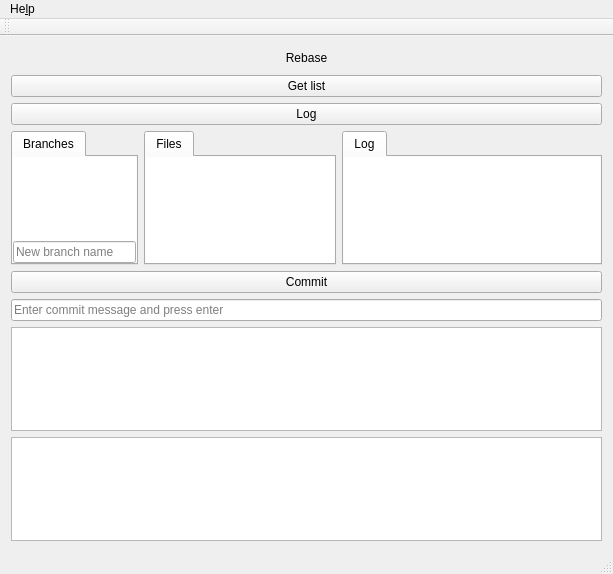
Qt form Git-z/mainwindow.ui (ybznek/git-z) before a commit.
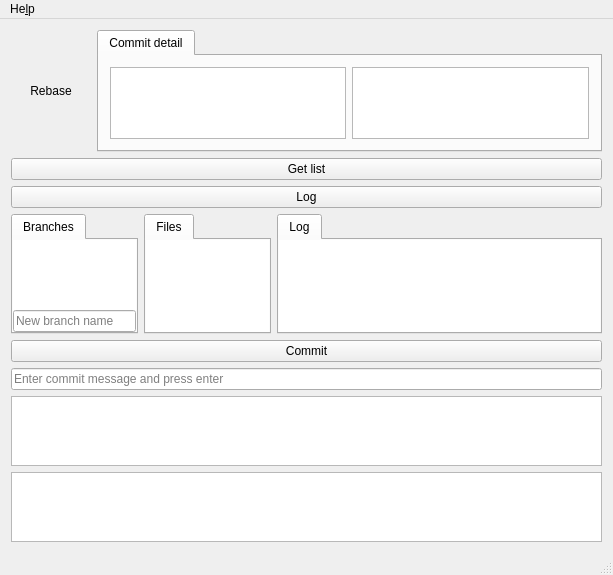
The same form after that commit. Icons and pictures are not drawn.

```diff
--- a/Git-z/mainwindow.ui
+++ b/Git-z/mainwindow.ui
@@ -16,6 +16,8 @@
   <widget class="QWidget" name="centralWidget">
    <layout class="QVBoxLayout" name="verticalLayout">
     <item>
+     <layout class="QHBoxLayout" name="horizontalLayout_2">
+      <item>
      <widget class="QPushButton" name="pushButton">
       <property name="sizePolicy">
        <sizepolicy hsizetype="Expanding" vsizetype="Expanding">
@@ -52,6 +54,28 @@
      </widget>
     </item>
     <item>
+       <widget class="QTabWidget" name="tabWidget_4">
+        <property name="currentIndex">
+         <number>0</number>
+        </property>
+        <widget class="QWidget" name="tab_4">
+         <attribute name="title">
+          <string>Commit detail</string>
+         </attribute>
+         <layout class="QHBoxLayout" name="horizontalLayout_3">
+          <item>
+           <widget class="QTextEdit" name="textEdit"/>
+          </item>
+          <item>
+           <widget class="QListView" name="listView"/>
+          </item>
+         </layout>
+        </widget>
+       </widget>
+      </item>
+     </layout>
+    </item>
+    <item>
      <widget class="QPushButton" name="refreshButton">
       <property name="text">
        <string>Get list</string>
@@ -76,7 +100,7 @@
       <item>
        <widget class="QTabWidget" name="tabWidget_2">
         <property name="sizePolicy">
-         <sizepolicy hsizetype="Minimum" vsizetype="Expanding">
+         <sizepolicy hsizetype="Preferred" vsizetype="Expanding">
           <horstretch>0</horstretch>
           <verstretch>0</verstretch>
          </sizepolicy>
@@ -134,6 +158,9 @@
             <property name="sizeAdjustPolicy">
              <enum>QAbstractScrollArea::AdjustToContents</enum>
             </property>
+            <property name="alternatingRowColors">
+             <bool>true</bool>
+            </property>
             <property name="indentation">
              <number>0</number>
             </property>
@@ -148,6 +175,12 @@
       </item>
       <item>
        <widget class="QTabWidget" name="tabWidget">
+        <property name="sizePolicy">
+         <sizepolicy hsizetype="Minimum" vsizetype="Expanding">
+          <horstretch>0</horstretch>
+          <verstretch>0</verstretch>
+         </sizepolicy>
+        </property>
         <property name="tabShape">
          <enum>QTabWidget::Rounded</enum>
         </property>
@@ -214,6 +247,12 @@
       </item>
       <item>
        <widget class="QTabWidget" name="tabWidget_3">
+        <property name="sizePolicy">
+         <sizepolicy hsizetype="Expanding" vsizetype="Expanding">
+          <horstretch>0</horstretch>
+          <verstretch>0</verstretch>
+         </sizepolicy>
+        </property>
         <property name="currentIndex">
          <number>0</number>
         </property>
@@ -248,12 +287,24 @@
             <property name="lineWidth">
              <number>0</number>
             </property>
+            <property name="sizeAdjustPolicy">
+             <enum>QAbstractScrollArea::AdjustToContents</enum>
+            </property>
+            <property name="alternatingRowColors">
+             <bool>true</bool>
+            </property>
+            <property name="selectionBehavior">
+             <enum>QAbstractItemView::SelectRows</enum>
+            </property>
             <property name="showGrid">
-             <bool>true</bool>
+             <bool>false</bool>
             </property>
             <property name="gridStyle">
              <enum>Qt::SolidLine</enum>
             </property>
+            <attribute name="horizontalHeaderStretchLastSection">
+             <bool>true</bool>
+            </attribute>
            </widget>
           </item>
          </layout>
@@ -303,14 +354,6 @@
    </widget>
    <addaction name="menuAbout"/>
   </widget>
-  <widget class="QToolBar" name="mainToolBar">
-   <attribute name="toolBarArea">
-    <enum>TopToolBarArea</enum>
-   </attribute>
-   <attribute name="toolBarBreak">
-    <bool>false</bool>
-   </attribute>
-  </widget>
   <widget class="QStatusBar" name="statusBar"/>
   <action name="actionAbout">
    <property name="text">
```
Lines whose indentation alone changed are shown as unchanged.
